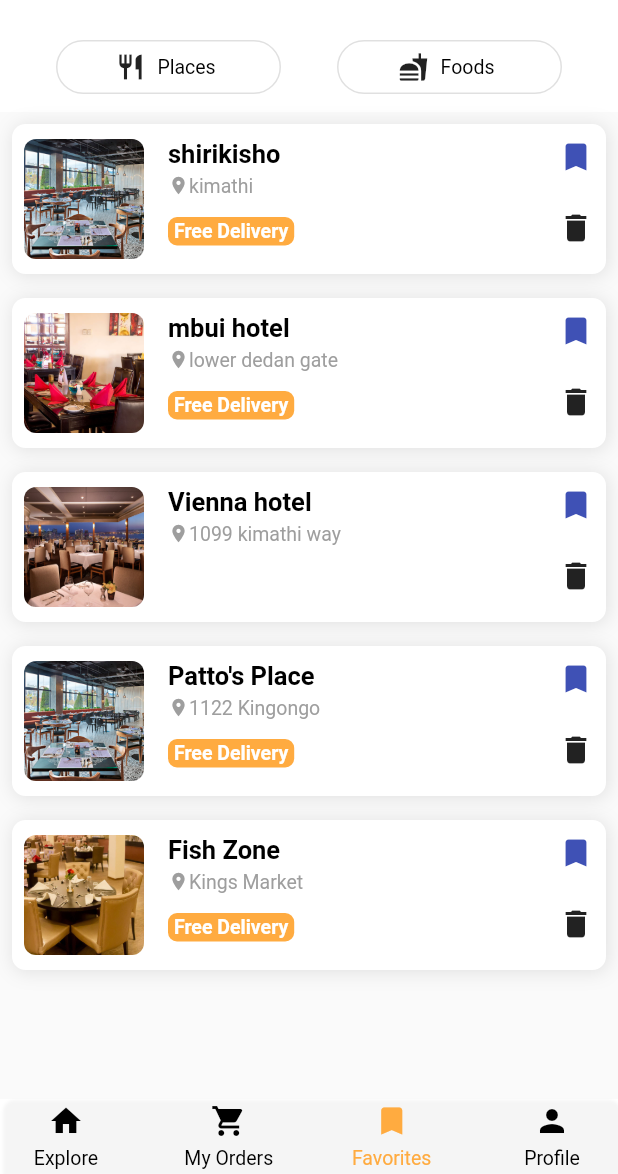
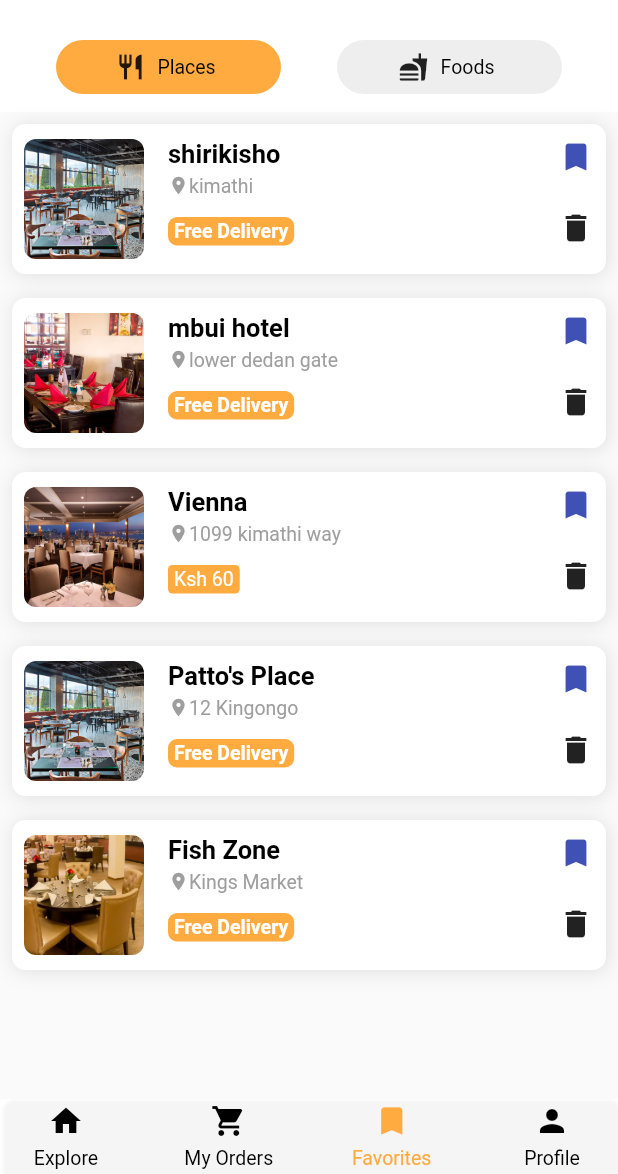
Before and after one commit to Patiyang/foodDelivery, a Flutter app: the screen it shows after launch, item 3 of the bottom bar chosen, on a phone screen of 412 x 824 dp, the part 62-1236 px from its top. Run offline on Flutter 3.47's test engine with Material 2 defaults, Android fonts, the phone set to English and light mode, and no system bars.

```diff
--- a/lib/models/restaurant.dart
+++ b/lib/models/restaurant.dart
@@ -5,6 +5,7 @@ class RestaurantList {
   String hotelName;
   String address;
   bool delivery;
+  String deliveryPrice;
 
-  RestaurantList({@required this.image,@required this.hotelName,@required this.address,@required this.delivery});
+  RestaurantList({@required this.image, @required this.hotelName, @required this.address, this.delivery, this.deliveryPrice});
 }
--- a/lib/screens/favorites/FavoritePlaces.dart
+++ b/lib/screens/favorites/FavoritePlaces.dart
@@ -10,11 +10,11 @@ class FavoritePlaces extends StatefulWidget {
 
 class _FavoritePlacesState extends State<FavoritePlaces> {
   List<RestaurantList> favorites = [
-    RestaurantList(image: 'res1.jpg', hotelName: 'shirikisho', address: 'kimathi', delivery: true),
-    RestaurantList(image: 'res2.jpg', hotelName: 'mbui hotel', address: 'lower dedan gate', delivery: true),
-    RestaurantList(image: 'res3.jpg', hotelName: 'Vienna hotel', address: '1099 kimathi way', delivery: false),
-    RestaurantList(image: 'res4.jpg', hotelName: 'Patto\'s Place', address: '1122 Kingongo', delivery: true),
-    RestaurantList(image: 'res5.jpg', hotelName: 'Fish Zone', address: 'Kings Market', delivery: true),
+    RestaurantList(image: 'res1.jpg', hotelName: 'shirikisho', address: 'kimathi', delivery: true, deliveryPrice: '120'),
+    RestaurantList(image: 'res2.jpg', hotelName: 'mbui hotel', address: 'lower dedan gate', delivery: true, deliveryPrice: '110'),
+    RestaurantList(image: 'res3.jpg', hotelName: 'Vienna', address: '1099 kimathi way', deliveryPrice: '60'),
+    RestaurantList(image: 'res4.jpg', hotelName: 'Patto\'s Place', address: '12 Kingongo', delivery: true, deliveryPrice: '90'),
+    RestaurantList(image: 'res5.jpg', hotelName: 'Fish Zone', address: 'Kings Market', delivery: true, deliveryPrice: '80'),
   ];
   @override
   Widget build(BuildContext context) {
@@ -102,7 +102,15 @@ class _FavoritePlacesState extends State<FavoritePlaces> {
                                               color: white,
                                               letterSpacing: 0,
                                               fontWeight: FontWeight.bold)))
-                                  : SizedBox.shrink(),
+                                  : Material(color: orange,
+                                      shape: RoundedRectangleBorder(borderRadius: BorderRadius.all(Radius.circular(3))),
+                                      child: Padding(
+                                        padding: const EdgeInsets.symmetric(horizontal: 4.0, vertical: 2),
+                                        child: CustomText(color: white,
+                                          text: 'Ksh ${favorites[index].deliveryPrice}',
+                                          size: 13,
+                                        ),
+                                      )),
                             ),
                             Padding(
                               padding: const EdgeInsets.symmetric(vertical: 8.0),
--- a/lib/screens/favorites/favorites.dart
+++ b/lib/screens/favorites/favorites.dart
@@ -16,7 +16,7 @@ class Favorites extends StatefulWidget {
 class _FavoritesState extends State<Favorites> {
   Pages selectedpage = Pages.places;
   Color active = orange;
-  Color inactive = grey;
+  Color inactive = grey[200];
   @override
   Widget build(BuildContext context) {
     return Scaffold(
@@ -39,6 +39,7 @@ class _FavoritesState extends State<Favorites> {
                   color: white,
                   child: Center(
                     child: FavoriteButton(
+                      color: selectedpage == Pages.places ? active : inactive,
                       icon: Icons.restaurant,
                       text: 'Places',
                       callback: () {
@@ -54,6 +55,7 @@ class _FavoritesState extends State<Favorites> {
                   color: white,
                   child: Center(
                       child: FavoriteButton(
+                    color: selectedpage == Pages.foods ? active : inactive,
                     icon: Icons.fastfood,
                     text: 'Foods',
                     callback: () {
--- a/lib/widgets/favoritesButton.dart
+++ b/lib/widgets/favoritesButton.dart
@@ -17,7 +17,7 @@ class _FavoriteButtonState extends State<FavoriteButton> {
   Widget build(BuildContext context) {
     return Container(
       width: 150,
-      child: OutlineButton.icon(
+      child: FlatButton.icon(
           shape: RoundedRectangleBorder(borderRadius: BorderRadius.all(Radius.circular(20))),
           onPressed: widget.callback,
           icon: Icon(
@@ -25,6 +25,7 @@ class _FavoriteButtonState extends State<FavoriteButton> {
             size: 20,
           ),
           label: CustomText(text: widget.text),
+          color: widget.color,
         ),
     );
   }
```
Also changed, not shown: lib/models/user.dart (added), 3 other files. Lines whose indentation alone changed are shown as unchanged.
